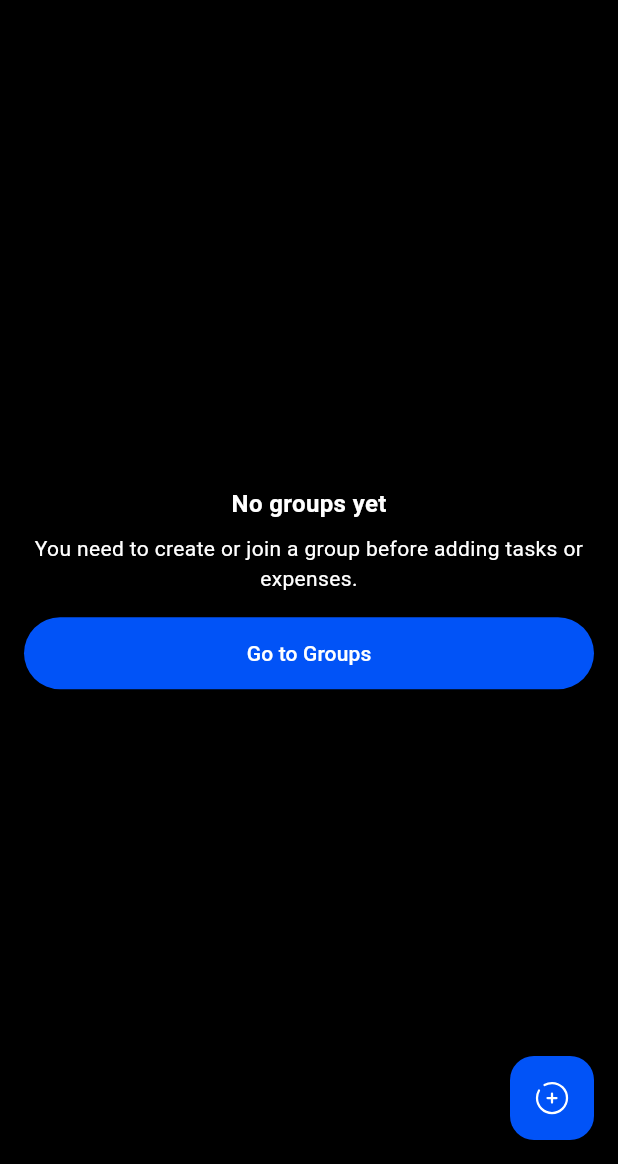
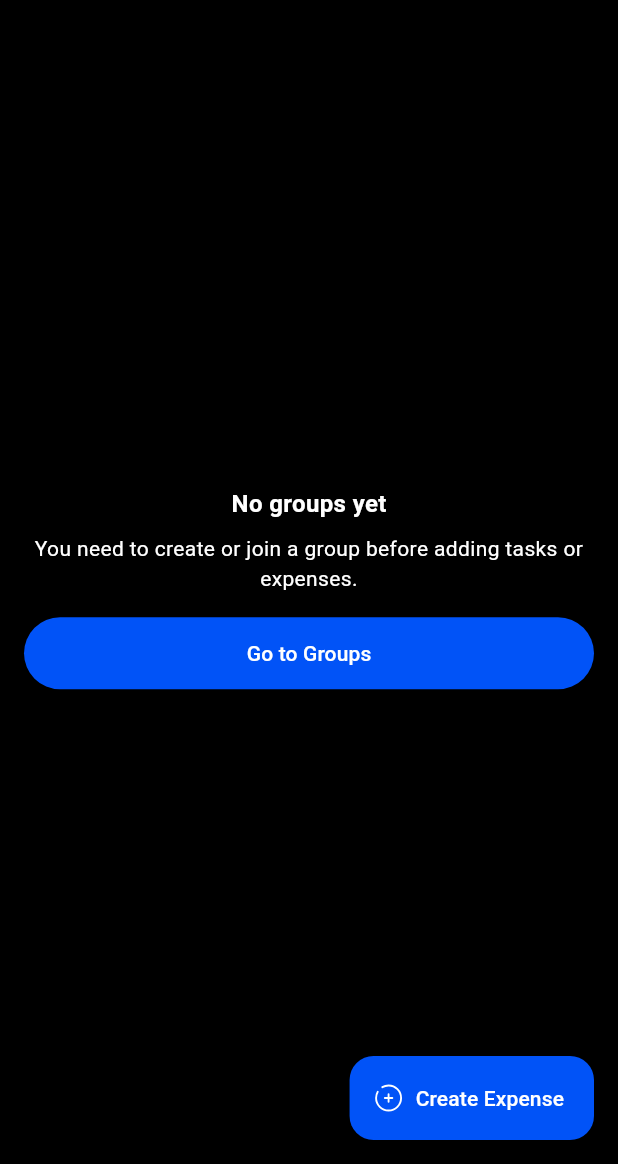
Before and after one commit to VigneshJagannadhan/manage_app_flutter, a Flutter app: the ExpenseDashboardScreen screen opened directly, on a phone screen of 412 x 824 dp, the part 72-1236 px from its top. Run offline on Flutter 3.47's test engine with Material 3 defaults, Android fonts, the phone set to English and light mode, and no system bars; our stand-ins replace cached_network_image, connectivity_plus, dio, flutter_secure_storage, flutter_svg, google_fonts and 5 more; accounts and stored records are empty.

Commit message:
feat: polish bottom nav, filter button, create buttons, and group toggle

```diff
--- a/lib/features/expense/screens/expense_dashboard_screen.dart
+++ b/lib/features/expense/screens/expense_dashboard_screen.dart
@@ -1,5 +1,4 @@
 import 'package:flutter/material.dart';
-import 'package:manage_app/core/resources/app_assets.dart';
 import 'package:manage_app/core/resources/app_strings.dart';
 import 'package:manage_app/core/services/navigation_service.dart';
 import 'package:manage_app/features/expense/models/expense_model.dart';
@@ -12,9 +11,10 @@ import 'package:manage_app/features/expense/widgets/expense_summary_card.dart';
 import 'package:manage_app/features/expense/widgets/expense_tile.dart';
 import 'package:manage_app/features/group/providers/group_provider.dart';
 import 'package:manage_app/features/group/screens/groups_screen.dart';
+import 'package:manage_app/features/group/widgets/group_scope_toggle.dart';
 import 'package:manage_app/features/shared/widgets/app_button.dart';
 import 'package:manage_app/features/shared/widgets/app_scaffold.dart';
-import 'package:manage_app/features/shared/widgets/app_svg_icon.dart';
+import 'package:manage_app/features/shared/widgets/create_fab.dart';
 import 'package:manage_app/features/shared/widgets/screen_appbar.dart';
 import 'package:manage_app/features/shared/widgets/settings_avatar_button.dart';
 import 'package:manage_app/features/shared/widgets/text/body_text.dart';
@@ -58,11 +58,7 @@ class ExpenseDashboardScreen extends StatelessWidget {
         actions: [const SettingsAvatarButton()],
       ),
       body: _buildBody(context),
-      floatingActionButton: FloatingActionButton(
-        heroTag: null,
-        onPressed: () => _openCreateExpense(context),
-        child: const AppSvgIcon(SvgIcons.add),
-      ),
+      floatingActionButton: CreateFab(label: AppStrings.createExpense, onPressed: () => _openCreateExpense(context)),
     );
   }
 
@@ -105,15 +101,10 @@ class ExpenseDashboardScreen extends StatelessWidget {
         SizedBox(height: 16),
         Padding(
           padding: const EdgeInsets.symmetric(horizontal: 16),
-          child: SegmentedButton<bool>(
-            expandedInsets: EdgeInsets.zero,
-            segments: [
-              ButtonSegment(value: false, label: Text(groupProvider.activeGroup?.name ?? AppStrings.thisGroup)),
-              const ButtonSegment(value: true, label: Text(AppStrings.allGroups)),
-            ],
-            selected: {provider.showAllGroups},
-            onSelectionChanged: (selection) =>
-                provider.toggleShowAllGroups(selection.first),
+          child: GroupScopeToggle(
+            activeGroupLabel: groupProvider.activeGroup?.name ?? AppStrings.thisGroup,
+            showAllGroups: provider.showAllGroups,
+            onChanged: provider.toggleShowAllGroups,
           ),
         ),
         Expanded(
@@ -150,7 +141,7 @@ class _DashboardContent extends StatelessWidget {
     final recentExpenses = provider.recentExpenses();
 
     return ListView(
-      padding: const EdgeInsets.all(16),
+      padding: const EdgeInsets.fromLTRB(16, 16, 16, 88),
       children: [
         ExpenseSummaryCard(
           totalThisMonth: provider.totalThisMonth,
--- a/lib/features/home/screens/home_screen.dart
+++ b/lib/features/home/screens/home_screen.dart
@@ -28,12 +28,18 @@ class _HomeScreenState extends State<HomeScreen> {
   @override
   Widget build(BuildContext context) {
     final theme = context.appTheme;
+    final colorScheme = Theme.of(context).colorScheme;
 
     return AppScaffold(
       body: IndexedStack(index: _selectedIndex, children: _tabs),
       bottomNavigationBar: Container(
         padding: EdgeInsets.symmetric(horizontal: theme.horizontalMargin ?? 16),
         child: Material(
+          // NavigationBar reads its own background from `surfaceContainer` -
+          // matching that here (instead of the Material default canvasColor)
+          // keeps this wrapper invisible instead of showing as a mismatched
+          // black frame around the pill.
+          color: colorScheme.surfaceContainer,
           elevation: theme.elevationLarge ?? 6,
           borderRadius: BorderRadius.circular(theme.appBorderRadius ?? 12),
           clipBehavior: Clip.antiAlias,
--- /dev/null
+++ b/lib/features/shared/widgets/create_fab.dart
@@ -0,0 +1,23 @@
+import 'package:flutter/material.dart';
+import 'package:manage_app/core/resources/app_assets.dart';
+import 'package:manage_app/features/shared/widgets/app_svg_icon.dart';
+
+/// Labelled extended FAB used for the primary "create" action on a tab's
+/// root screen - a plain icon-only FAB reads as generic, the label makes the
+/// action self-explanatory at a glance.
+class CreateFab extends StatelessWidget {
+  const CreateFab({super.key, required this.label, required this.onPressed});
+
+  final String label;
+  final VoidCallback onPressed;
+
+  @override
+  Widget build(BuildContext context) {
+    return FloatingActionButton.extended(
+      heroTag: null,
+      onPressed: onPressed,
+      icon: const AppSvgIcon(SvgIcons.add, size: 20),
+      label: Text(label),
+    );
+  }
+}
```
Also changed, not shown: lib/features/group/widgets/group_scope_toggle.dart (added, +90 -0 lines), lib/features/task/screens/task_list_screen.dart (+48 -15 lines).
